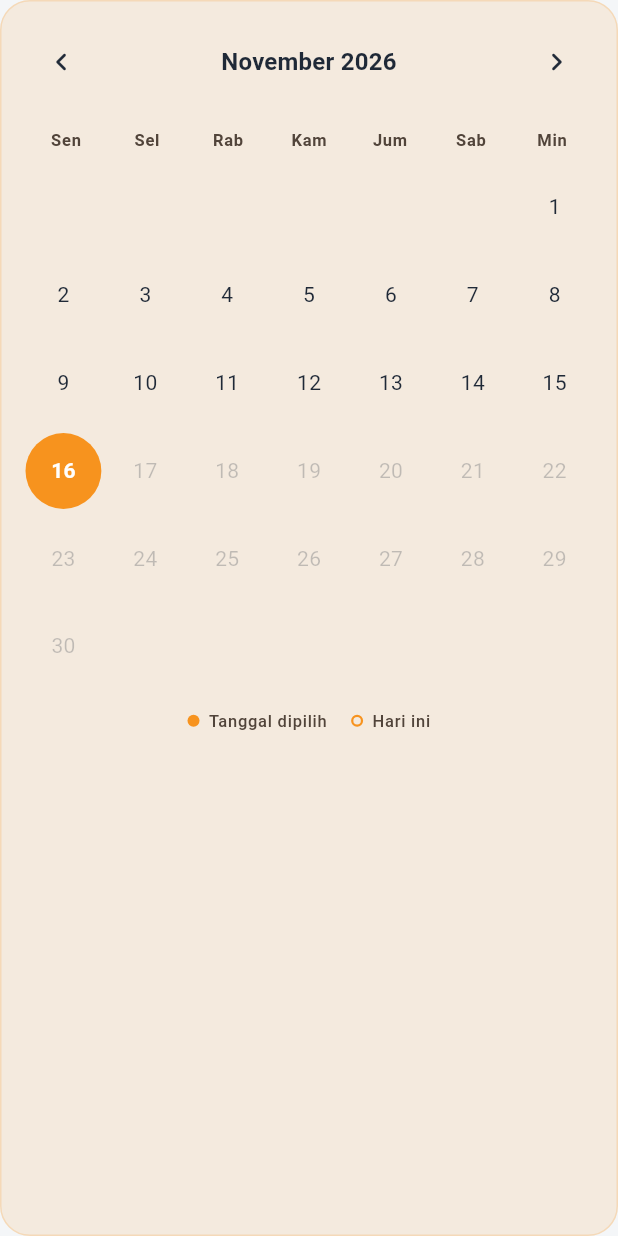
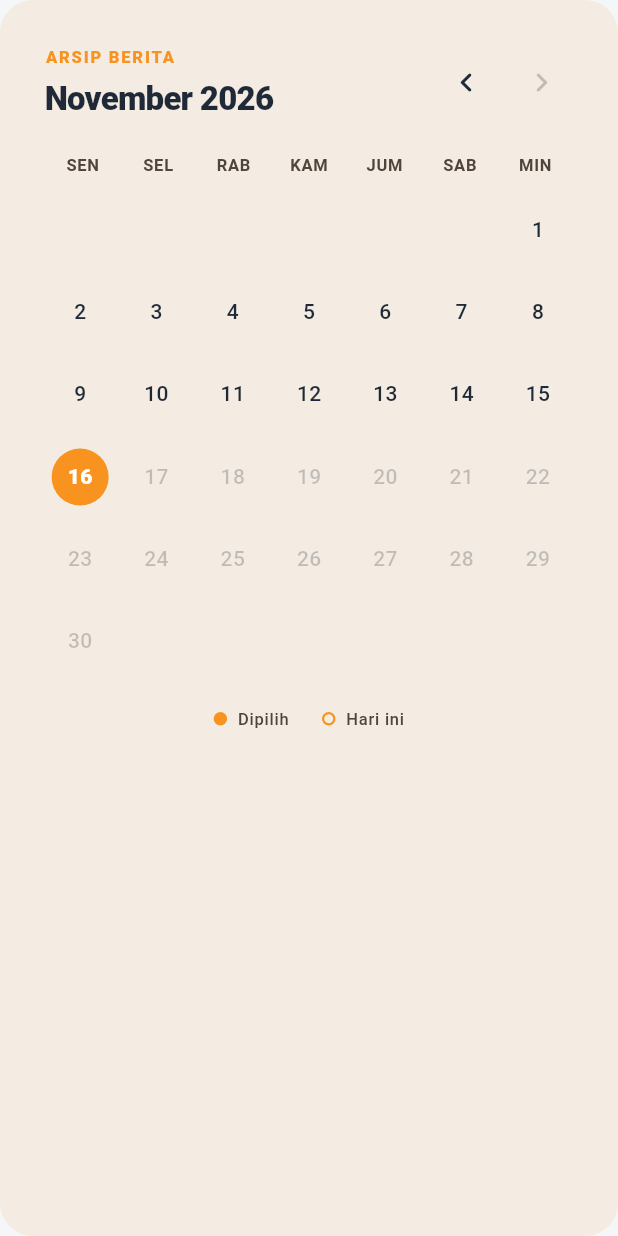
Before and after one commit to fauza-alifa/inkora-app, a Flutter app: the ArchiveCalendar widget shown alone on an empty page, opened directly with empty values, on a phone screen of 412 x 824 dp. Run offline on Flutter 3.47's test engine with Material 3 defaults, Android fonts, the phone set to English and light mode, and no system bars; our stand-ins replace cached_network_image, flutter_dotenv, flutter_riverpod, shared_preferences; accounts and stored records are empty; network calls fail.

Commit message:
update in archive calendar & article card

```diff
--- a/lib/app.dart
+++ b/lib/app.dart
@@ -5,7 +5,7 @@ import 'package:news_app/providers/theme_provider.dart';
 import 'core/theme/app_theme.dart';
 import 'ui/screens/main_shell/main_shell_screen.dart';
 
-// TODO: Ubah NewsApp menjadi ConsumerWidget jika Riverpod sudah ditambahkan
+// Ubah NewsApp menjadi ConsumerWidget jika Riverpod sudah ditambahkan
 // ConsumerWidget is a class that functioning to listen and respond the state change
 // then update the UI part that was connected automatically without having to re-render app
 class NewsApp extends ConsumerWidget {
@@ -18,7 +18,7 @@ class NewsApp extends ConsumerWidget {
       debugShowCheckedModeBanner: false,
       theme: AppTheme.light(),
       darkTheme: AppTheme.dark(),
-      // TODO: Gunakan ref.watch untuk mengambil mode tema
+      // Gunakan ref.watch untuk mengambil mode tema
       themeMode: ref.watch(themeModeProvider),
       home: const MainShellScreen(),
     );
--- a/lib/core/theme/app_theme.dart
+++ b/lib/core/theme/app_theme.dart
@@ -98,7 +98,6 @@ class AppTheme {
         ),
       ),
 
-      // Card (Menggunakan warna solid untuk border tanpa opacity)
       cardTheme: CardThemeData(
         color: scheme.surfaceContainer,
         surfaceTintColor: Colors.transparent,
--- a/lib/ui/screens/archive/widgets/archive_calendar.dart
+++ b/lib/ui/screens/archive/widgets/archive_calendar.dart
@@ -21,19 +21,20 @@ class ArchiveCalendar extends StatefulWidget {
 class _ArchiveCalendarState extends State<ArchiveCalendar> {
   late DateTime _displayedMonth;
 
-  static List<String> _weekdays = [
-    'Sen',
-    'Sel',
-    'Rab',
-    'Kam',
-    'Jum',
-    'Sab',
-    'Min',
+  static const List<String> _weekdays = [
+    'SEN',
+    'SEL',
+    'RAB',
+    'KAM',
+    'JUM',
+    'SAB',
+    'MIN',
   ];
 
   @override
   void initState() {
     super.initState();
+
     _displayedMonth = DateTime(
       widget.selectedDate.year,
       widget.selectedDate.month,
@@ -96,17 +97,12 @@ class _ArchiveCalendarState extends State<ArchiveCalendar> {
   @override
   Widget build(BuildContext context) {
     final theme = Theme.of(context);
+    final colors = theme.colorScheme;
     final isDark = theme.brightness == Brightness.dark;
 
-    // Warna kalender berdasarkan mode tema.
-    final calendarBackground = isDark
-        ? AppTheme.inkoraBlue
-        : AppTheme.primaryOrange.withValues(alpha: 0.12);
+    final calendarBackground = isDark ? AppTheme.inkoraBlue : AppTheme.primaryOrange.withValues(alpha: 0.1);
 
-    final textColor = isDark ? Colors.white : theme.colorScheme.onSurface;
-    final secondaryTextColor = isDark
-        ? Colors.white70
-        : theme.colorScheme.onSurfaceVariant;
+    final secondaryTextColor = colors.onSurfaceVariant;
 
     final firstDayOfMonth = DateTime(
       _displayedMonth.year,
@@ -123,21 +119,20 @@ class _ArchiveCalendarState extends State<ArchiveCalendar> {
     final totalCells = ((startingOffset + daysInMonth + 6) ~/ 7) * 7;
 
     return Container(
-      padding: EdgeInsets.all(16),
+      padding: const EdgeInsets.all(30),
       decoration: BoxDecoration(
         color: calendarBackground,
-        borderRadius: BorderRadius.circular(20),
-        border: Border.all(
-          color: isDark
-              ? Colors.white.withValues(alpha: 0.15)
-              : AppTheme.primaryOrange.withValues(alpha: 0.2),
-        ),
+        borderRadius: BorderRadius.circular(22),
       ),
       child: Column(
+        crossAxisAlignment: CrossAxisAlignment.start,
         children: [
-          _buildMonthHeader(theme, textColor),
-          SizedBox(height: 20),
+          // Calendar header
+          _buildMonthHeader(theme, colors),
 
+          const SizedBox(height: 22),
+
+          // Weekday labels
           Row(
             children: _weekdays.map((day) {
               return Expanded(
@@ -146,7 +141,8 @@ class _ArchiveCalendarState extends State<ArchiveCalendar> {
                     day,
                     style: theme.textTheme.labelSmall?.copyWith(
                       color: secondaryTextColor,
-                      fontWeight: FontWeight.w600,
+                      fontWeight: FontWeight.w700,
+                      letterSpacing: 0.5,
                     ),
                   ),
                 ),
@@ -154,22 +150,24 @@ class _ArchiveCalendarState extends State<ArchiveCalendar> {
             }).toList(),
           ),
 
-          SizedBox(height: 12),
+          const SizedBox(height: 12),
 
+          // Calendar dates
           GridView.builder(
             shrinkWrap: true,
-            physics: NeverScrollableScrollPhysics(),
+            physics: const NeverScrollableScrollPhysics(),
             itemCount: totalCells,
-            gridDelegate: SliverGridDelegateWithFixedCrossAxisCount(
+            gridDelegate: const SliverGridDelegateWithFixedCrossAxisCount(
               crossAxisCount: 7,
               mainAxisSpacing: 8,
               crossAxisSpacing: 4,
+              childAspectRatio: 1,
             ),
             itemBuilder: (context, index) {
               final dayNumber = index - startingOffset + 1;
 
               if (dayNumber < 1 || dayNumber > daysInMonth) {
-                return SizedBox.shrink();
+                return const SizedBox.shrink();
               }
 
               final date = DateTime(
@@ -191,47 +189,31 @@ class _ArchiveCalendarState extends State<ArchiveCalendar> {
                 isToday: isToday,
                 isDisabled: isDisabled,
                 theme: theme,
-                textColor: textColor,
-                isDark: isDark,
+                colors: colors,
               );
             },
           ),
 
-          SizedBox(height: 16),
+          const SizedBox(height: 20),
 
           Row(
             mainAxisAlignment: MainAxisAlignment.center,
             children: [
-              Container(
-                width: 8,
-                height: 8,
-                decoration: BoxDecoration(
+              _buildLegend(
                 color: AppTheme.primaryOrange,
-                  shape: BoxShape.circle,
+                label: 'Dipilih',
+                theme: theme,
+                colors: colors,
               ),
-              ),
-              SizedBox(width: 6),
-              Text(
-                'Tanggal dipilih',
-                style: theme.textTheme.labelSmall?.copyWith(
-                  color: secondaryTextColor,
-                ),
-              ),
-              SizedBox(width: 16),
-              Container(
-                width: 8,
-                height: 8,
-                decoration: BoxDecoration(
-                  border: Border.all(color: AppTheme.primaryOrange, width: 1.5),
-                  shape: BoxShape.circle,
-                ),
-              ),
-              SizedBox(width: 6),
-              Text(
-                'Hari ini',
-                style: theme.textTheme.labelSmall?.copyWith(
-                  color: secondaryTextColor,
-                ),
+
+              const SizedBox(width: 22),
+
+              _buildLegend(
+                color: Colors.transparent,
+                label: 'Hari ini',
+                theme: theme,
+                colors: colors,
+                outlined: true,
               ),
             ],
           ),
@@ -240,32 +222,81 @@ class _ArchiveCalendarState extends State<ArchiveCalendar> {
     );
   }
 
-  Widget _buildMonthHeader(ThemeData theme, Color textColor) {
+  Widget _buildMonthHeader(ThemeData theme, ColorScheme colors) {
     final monthLabel = DateFormat('MMMM yyyy', 'id_ID').format(_displayedMonth);
 
     return Row(
       children: [
-        IconButton(
-          onPressed: _canGoPrevious ? () => _changeMonth(-1) : null,
-          icon: Icon(Icons.chevron_left_rounded, color: textColor),
-          tooltip: 'Bulan sebelumnya',
-        ),
         Expanded(
-          child: Text(
-            monthLabel,
-            textAlign: TextAlign.center,
-            style: theme.textTheme.titleMedium?.copyWith(
-              color: textColor,
-              fontWeight: FontWeight.w700,
+          child: Column(
+            crossAxisAlignment: CrossAxisAlignment.start,
+            children: [
+              Text(
+                'ARSIP BERITA',
+                style: theme.textTheme.labelSmall?.copyWith(
+                  color: colors.primary,
+                  fontWeight: FontWeight.w800,
+                  letterSpacing: 1.2,
                 ),
               ),
+
+              const SizedBox(height: 5),
+
+              Text(
+                monthLabel,
+                style: theme.textTheme.titleLarge?.copyWith(
+                  color: colors.onSurface,
+                  fontWeight: FontWeight.w800,
+                  letterSpacing: -0.5,
                 ),
-        IconButton(
-          onPressed: _canGoNext ? () => _changeMonth(1) : null,
-          icon: Icon(Icons.chevron_right_rounded, color: textColor),
-          tooltip: 'Bulan berikutnya',
               ),
             ],
+          ),
+        ),
+
+        _buildMonthButton(
+          icon: Icons.chevron_left_rounded,
+          enabled: _canGoPrevious,
+          tooltip: 'Bulan sebelumnya',
+          onPressed: () => _changeMonth(-1),
+          colors: colors,
+        ),
+
+        const SizedBox(width: 8),
+
+        _buildMonthButton(
+          icon: Icons.chevron_right_rounded,
+          enabled: _canGoNext,
+          tooltip: 'Bulan berikutnya',
+          onPressed: () => _changeMonth(1),
+          colors: colors,
+        ),
+      ],
+    );
+  }
+
+  Widget _buildMonthButton({
+    required IconData icon,
+    required bool enabled,
+    required String tooltip,
+    required VoidCallback onPressed,
+    required ColorScheme colors,
+  }) {
+    return Tooltip(
+      message: tooltip,
+      child: IconButton(
+        onPressed: enabled ? onPressed : null,
+        tooltip: tooltip,
+        icon: Icon(
+          icon,
+          size: 26,
+          color: enabled
+              ? colors.onSurface
+              : colors.onSurface.withValues(alpha: 0.25),
+        ),
+        splashRadius: 20,
+        visualDensity: VisualDensity.compact,
+      ),
     );
   }
 
@@ -275,28 +306,30 @@ class _ArchiveCalendarState extends State<ArchiveCalendar> {
     required bool isToday,
     required bool isDisabled,
     required ThemeData theme,
-    required Color textColor,
-    required bool isDark,
+    required ColorScheme colors,
   }) {
-    final backgroundColor = isSelected
-        ? AppTheme.primaryOrange
-        : Colors.transparent;
-
     final foregroundColor = isSelected
         ? Colors.white
         : isDisabled
-        ? textColor.withValues(alpha: 0.25)
-        : textColor;
+        ? colors.onSurface.withValues(alpha: 0.25)
+        : colors.onSurface;
 
-    return Material(
-      color: backgroundColor,
-      shape: CircleBorder(
-        side: isToday && !isSelected
-            ? BorderSide(color: AppTheme.primaryOrange, width: 1.5)
-            : BorderSide.none,
+    return Center(
+      child: AnimatedContainer(
+        duration: const Duration(milliseconds: 180),
+        width: 38,
+        height: 38,
+        decoration: BoxDecoration(
+          color: isSelected ? AppTheme.primaryOrange : Colors.transparent,
+          shape: BoxShape.circle,
+          border: isToday && !isSelected
+              ? Border.all(color: AppTheme.primaryOrange, width: 1.5)
+              : null,
         ),
+        child: Material(
+          color: Colors.transparent,
           child: InkWell(
-        customBorder: CircleBorder(),
+            customBorder: const CircleBorder(),
             onTap: isDisabled ? null : () => _selectDate(date),
             child: Center(
               child: Text(
@@ -304,12 +337,49 @@ class _ArchiveCalendarState extends State<ArchiveCalendar> {
                 style: theme.textTheme.bodyMedium?.copyWith(
                   color: foregroundColor,
                   fontWeight: isSelected || isToday
-                  ? FontWeight.w700
-                  : FontWeight.w400,
+                      ? FontWeight.w800
+                      : FontWeight.w500,
+                ),
+              ),
             ),
           ),
         ),
       ),
     );
   }
+
+  Widget _buildLegend({
+    required Color color,
+    required String label,
+    required ThemeData theme,
+    required ColorScheme colors,
+    bool outlined = false,
+  }) {
+    return Row(
+      mainAxisSize: MainAxisSize.min,
+      children: [
+        Container(
+          width: 9,
+          height: 9,
+          decoration: BoxDecoration(
+            color: color,
+            shape: BoxShape.circle,
+            border: outlined
+                ? Border.all(color: AppTheme.primaryOrange, width: 1.5)
+                : null,
+          ),
+        ),
+
+        const SizedBox(width: 7),
+
+        Text(
+          label,
+          style: theme.textTheme.labelSmall?.copyWith(
+            color: colors.onSurfaceVariant,
+            fontWeight: FontWeight.w500,
+          ),
+        ),
+      ],
+    );
   }
+}
--- a/lib/ui/screens/home/widgets/headlines_section.dart
+++ b/lib/ui/screens/home/widgets/headlines_section.dart
@@ -1,5 +1,6 @@
 import 'package:flutter/material.dart';
 import 'package:flutter_riverpod/flutter_riverpod.dart';
+import 'package:news_app/core/theme/app_theme.dart';
 import 'package:news_app/providers/headlines_provider.dart';
 import 'package:news_app/ui/widgets/empty_state.dart';
 import 'package:news_app/ui/widgets/error_state.dart';
@@ -81,7 +82,7 @@ class HeadlinesSection extends ConsumerWidget {
 
             SliverToBoxAdapter(
               child: Padding(
-                padding: EdgeInsets.only(top: 8),
+                padding: EdgeInsets.symmetric(vertical: 8),
                 child: FeaturedArticleCard(article: articles.first),
               ),
             ),
@@ -97,7 +98,7 @@ class HeadlinesSection extends ConsumerWidget {
               itemCount: articles.length - 1,
               separatorBuilder: (_, _) => Padding(
                 padding: EdgeInsets.symmetric(horizontal: 16),
-                child: Divider(height: 1, color: colors.outlineVariant),
+                child: Divider(height: 1, color: AppTheme.inkoraBlue.withValues(alpha: 0.2)),
               ),
               itemBuilder: (context, index) {
                 return Padding(
--- a/lib/ui/screens/search/widgets/search_suggestions.dart
+++ b/lib/ui/screens/search/widgets/search_suggestions.dart
@@ -76,7 +76,7 @@ class SearchSuggestions extends ConsumerWidget {
                   fontWeight: FontWeight.w500,
                 ),
                 backgroundColor: colors.surface,
-                side: BorderSide(color: AppTheme.primaryOrange.withValues(alpha: 0.10)),
+                side: BorderSide(color: AppTheme.primaryOrange.withValues(alpha: 0.2)),
                 shape: RoundedRectangleBorder(
                   borderRadius: BorderRadius.circular(10),
                 ),
```
Also changed, not shown: lib/ui/screens/home/widgets/featured_article_card.dart (+38 -7 lines), lib/ui/screens/home/widgets/home_app_bar.dart (+11 -4 lines), lib/ui/screens/main_shell/widgets/app_navigation_bar.dart (+0 -9 lines), lib/ui/widgets/article_tile.dart (+90 -13 lines), assets/logo/splash_logo.png, assets/logo/splash_logo_android12.png, 33 other files. Lines whose indentation alone changed are shown as unchanged.
